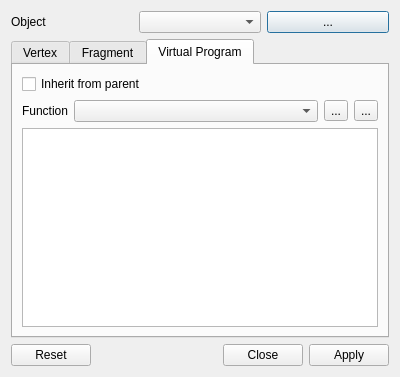
This is plugins/osgearth/ShaderEditorDialog.ui in aroth-fastprotect/sgi as Qt 5 draws it before an edit. The edited form follows.
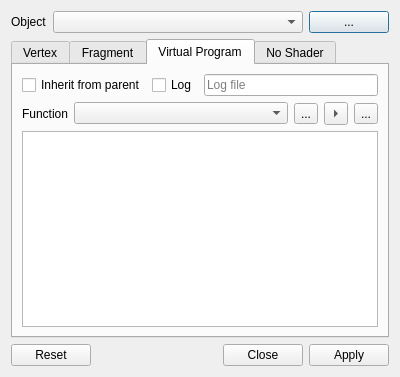
This is the edited form. The open tabs and pages were chosen to show the change. Icons and pictures are not drawn.

Commit message: get shader editor workings with osgEarth::VirtualProgram

The edit to the form file:
```diff
--- a/plugins/osgearth/ShaderEditorDialog.ui
+++ b/plugins/osgearth/ShaderEditorDialog.ui
@@ -30,7 +30,14 @@
       </widget>
      </item>
      <item>
-      <widget class="QComboBox" name="objectComboBox"/>
+      <widget class="QComboBox" name="objectComboBox">
+       <property name="sizePolicy">
+        <sizepolicy hsizetype="Expanding" vsizetype="Fixed">
+         <horstretch>0</horstretch>
+         <verstretch>0</verstretch>
+        </sizepolicy>
+       </property>
+      </widget>
      </item>
      <item>
       <widget class="QPushButton" name="selectObjectButton">
@@ -72,11 +79,33 @@
       </attribute>
       <layout class="QVBoxLayout" name="verticalLayout_4">
        <item>
-        <widget class="QCheckBox" name="vpInheritShaders">
-         <property name="text">
-          <string>Inherit from parent</string>
-         </property>
-        </widget>
+        <layout class="QHBoxLayout" name="horizontalLayout_3">
+         <item>
+          <widget class="QCheckBox" name="vpInheritShaders">
+           <property name="text">
+            <string>Inherit from parent</string>
+           </property>
+          </widget>
+         </item>
+         <item>
+          <layout class="QHBoxLayout" name="horizontalLayout_2">
+           <item>
+            <widget class="QCheckBox" name="vpLog">
+             <property name="text">
+              <string>Log</string>
+             </property>
+            </widget>
+           </item>
+           <item>
+            <widget class="QLineEdit" name="vpLogFile">
+             <property name="placeholderText">
+              <string>Log file</string>
+             </property>
+            </widget>
+           </item>
+          </layout>
+         </item>
+        </layout>
        </item>
        <item>
         <layout class="QHBoxLayout" name="horizontalLayout_4">
@@ -97,14 +126,29 @@
            </property>
           </widget>
          </item>
+         <item>
+          <widget class="QToolButton" name="vpFunctionOrder">
+           <property name="text">
+            <string>...</string>
+           </property>
+           <property name="icon">
+            <iconset theme="view-list-details"/>
+           </property>
+          </widget>
+         </item>
          <item>
           <widget class="QToolButton" name="vpFunctionAdd">
            <property name="text">
             <string>...</string>
            </property>
            <property name="icon">
-            <iconset theme="list-add">
-             <normaloff>.</normaloff>.</iconset>
+            <iconset theme="list-add"/>
+           </property>
+           <property name="popupMode">
+            <enum>QToolButton::InstantPopup</enum>
+           </property>
+           <property name="arrowType">
+            <enum>Qt::RightArrow</enum>
            </property>
           </widget>
          </item>
@@ -126,6 +170,23 @@
        </item>
       </layout>
      </widget>
+     <widget class="QWidget" name="tabNoShader">
+      <attribute name="title">
+       <string>No Shader</string>
+      </attribute>
+      <layout class="QVBoxLayout" name="verticalLayout_5">
+       <item>
+        <widget class="QLabel" name="label_2">
+         <property name="text">
+          <string>Selected item does not use a shader.</string>
+         </property>
+         <property name="alignment">
+          <set>Qt::AlignCenter</set>
+         </property>
+        </widget>
+       </item>
+      </layout>
+     </widget>
     </widget>
    </item>
    <item>
```
Left out of the diff: 91 changed lines with no effect on the pictures. The commit also changes 3 other files.
